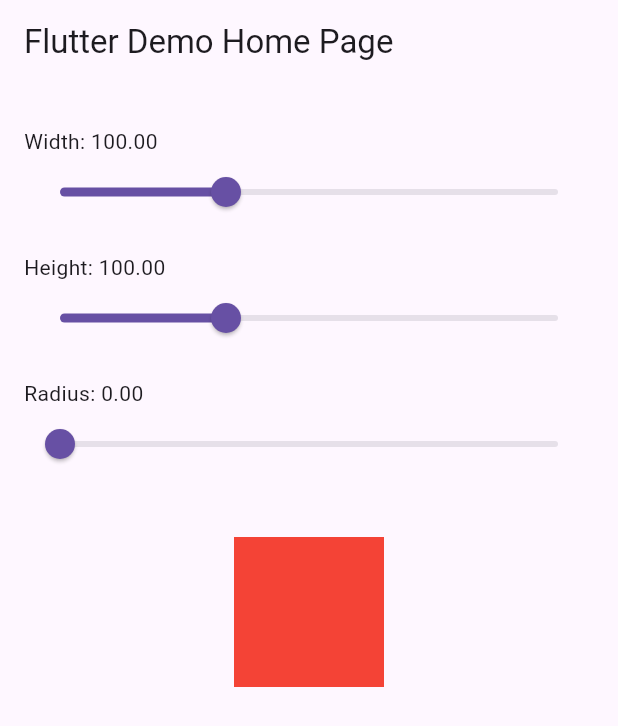
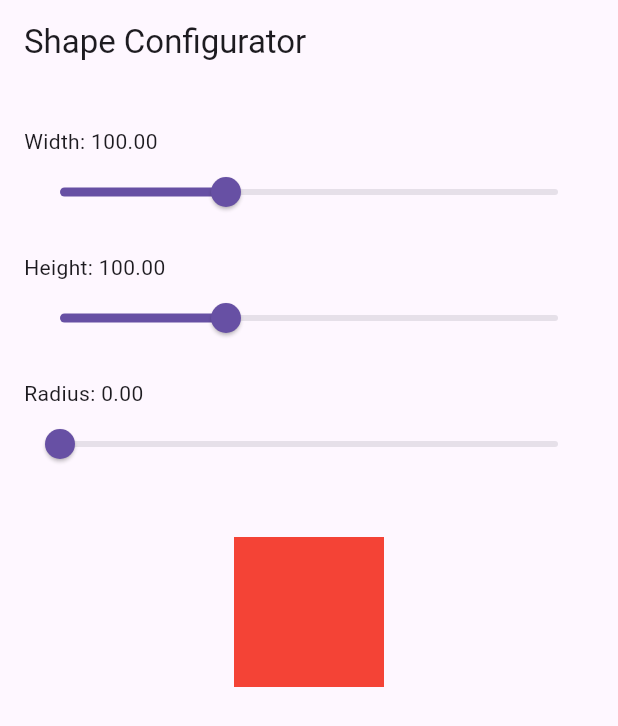
Before and after one commit to maksvoytovich007-bit/lab11, a Flutter app: the screen it shows after launch, on a phone screen of 412 x 824 dp. Shown: the top 726 px of the screen. Run offline on Flutter 3.47's test engine with Material 3 defaults, Android fonts, the phone set to English and light mode, and no system bars.

Commit message:
Initial commit. Complete lab11

```diff
--- a/lib/V1.dart
+++ b/lib/V1.dart
@@ -1,7 +1,7 @@
 import 'package:flutter/material.dart';
 import 'package:provider/provider.dart';
-import 'provider/config_provider.dart'; // Імпортуємо ConfigModel
-import 'widgets/sliders_sections.dart'; // Імпортуємо файл, що містить SlidersWidget
+import 'provider/config_provider.dart';
+import 'widgets/sliders_sections.dart';
 import 'widgets/red_container_preview.dart';
 
 class V1 extends StatelessWidget {
@@ -9,18 +9,15 @@ class V1 extends StatelessWidget {
 
   @override
   Widget build(BuildContext context) {
-    // Тут ми обгортаємо наш вміст у ChangeNotifierProvider.
-    // Зверніть увагу: я виправив `ConfigProvider()` на `ConfigModel()` відповідно до назви вашого класу.
     return ChangeNotifierProvider(
       create: (_) => ConfigModel(),
       child: Scaffold(
-        appBar: AppBar(title: const Text('Flutter Demo Home Page')),
+        appBar: AppBar(title: const Text('Shape Configurator')),
         body: SingleChildScrollView(
           child: Column(
             crossAxisAlignment: CrossAxisAlignment.center,
             children: const [
               SizedBox(height: 20),
-
               SlidersWidget(),
               SizedBox(height: 30),
               RedContainerPreview(),
--- a/lib/main.dart
+++ b/lib/main.dart
@@ -11,7 +11,7 @@ class MyApp extends StatelessWidget {
   @override
   Widget build(BuildContext context) {
     return MaterialApp(
-      title: 'Provider Demo',
+      title: 'Provider Configurator',
       theme: ThemeData(primarySwatch: Colors.blue),
       home: const V1(),
     );
--- a/lib/widgets/red_container_preview.dart
+++ b/lib/widgets/red_container_preview.dart
@@ -1,6 +1,6 @@
 import 'package:flutter/material.dart';
 import 'package:provider/provider.dart';
-import '../provider/config_provider.dart'; // Імпорт ConfigModel
+import '../provider/config_provider.dart';
 
 class RedContainerPreview extends StatelessWidget {
   const RedContainerPreview({super.key});
@@ -8,7 +8,6 @@ class RedContainerPreview extends StatelessWidget {
   @override
   Widget build(BuildContext context) {
     return Center(
-      // Consumer прослуховує зміни в ConfigModel і перебудовує лише цей контейнер
       child: Consumer<ConfigModel>(
         builder: (context, config, child) {
           return Container(
```
Also changed, not shown: lib/widgets/sliders_sections.dart (+1 -6 lines).
